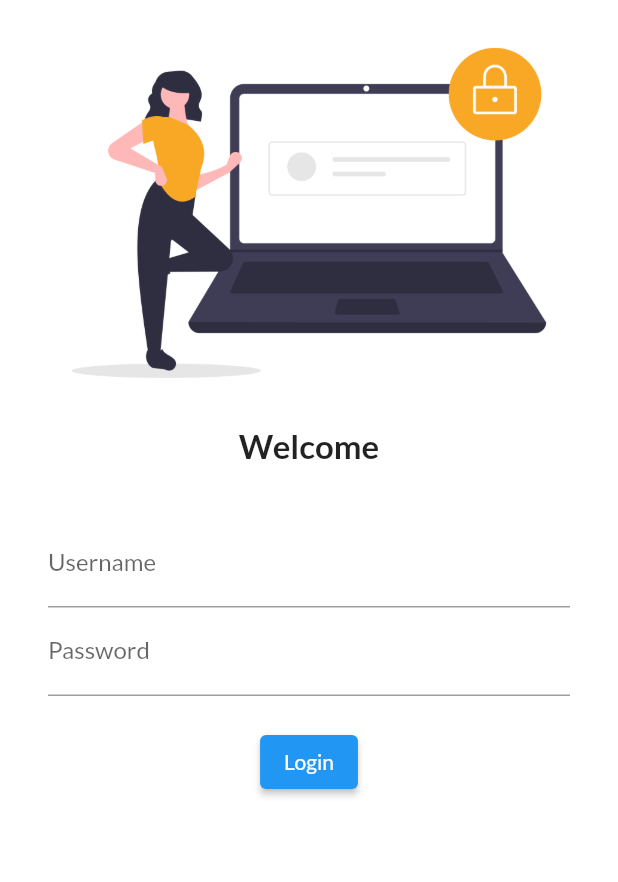
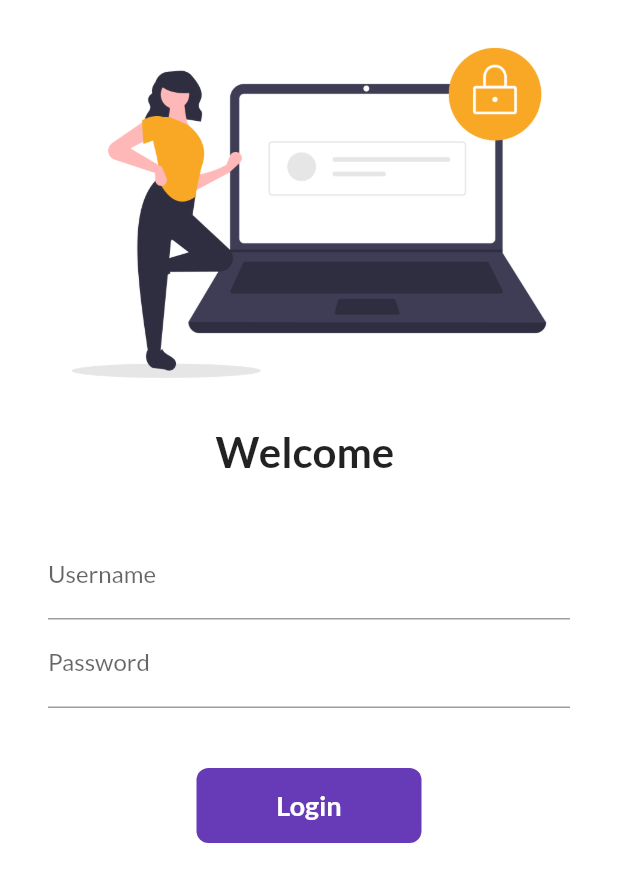
Before and after one commit to Tawsif05/flutter_catalog, a Flutter app: the screen it shows after launch, on a phone screen of 412 x 824 dp. Shown: the top 882 px of the screen. Run offline on Flutter 3.47's test engine with Material 2 defaults, Android fonts, the phone set to English and light mode, and no system bars; our stand-ins replace google_fonts.

Commit message:
day 6 completed

```diff
--- a/analysis_options.yaml
+++ b/analysis_options.yaml
@@ -22,6 +22,7 @@ linter:
   # `// ignore_for_file: name_of_lint` syntax on the line or in the file
   # producing the lint.
   rules:
+    prefer_const_constructors : false
     # avoid_print: false  # Uncomment to disable the `avoid_print` rule
     # prefer_single_quotes: true  # Uncomment to enable the `prefer_single_quotes` rule
 
--- a/lib/main.dart
+++ b/lib/main.dart
@@ -1,4 +1,5 @@
 import 'package:flutter/material.dart';
+import 'package:flutter_catalog/utils/routes.dart';
 
 import 'package:google_fonts/google_fonts.dart';
 import 'pages/home_page.dart';
@@ -14,7 +15,6 @@ class MyApp extends StatelessWidget {
   @override
   Widget build(BuildContext context) {
     return MaterialApp(
-
       theme: ThemeData(
         brightness: Brightness.light,
         fontFamily: GoogleFonts.lato().fontFamily,
@@ -32,11 +32,10 @@ class MyApp extends StatelessWidget {
       debugShowCheckedModeBanner: false,
       initialRoute: "/",
       routes: {
-        "/": (context)=> LoginPage(),
-        "/home": (context)=> HomePage(),
-        "/login": (context)=> LoginPage(),
+        "/": (context) => LoginPage(),
+        MyRoutes.homeRoute: (context) => HomePage(),
+        MyRoutes.loginRoute: (context) => LoginPage(),
       },
-
     );
   }
 }
--- a/lib/pages/login_page.dart
+++ b/lib/pages/login_page.dart
@@ -1,18 +1,27 @@
 import 'package:flutter/material.dart';
+import 'package:flutter_catalog/utils/routes.dart';
 
-class LoginPage extends StatelessWidget {
+class LoginPage extends StatefulWidget {
   const LoginPage({Key? key}) : super(key: key);
 
+  @override
+  State<LoginPage> createState() => _LoginPageState();
+}
+
+class _LoginPageState extends State<LoginPage> {
+  String name = "";
+  bool changeButton = false;
   @override
   Widget build(BuildContext context) {
     return Material(
       color: Colors.white,
+      child: SingleChildScrollView(
         child: Column(
           children: [
             Image.asset("assets/images/login.png", fit: BoxFit.cover),
             Text(
-            "Welcome",
-            style: TextStyle(fontSize: 22, fontWeight: FontWeight.bold),
+              "Welcome $name",
+              style: TextStyle(fontSize: 28, fontWeight: FontWeight.bold),
             ),
             SizedBox(
               height: 20,
@@ -24,6 +33,10 @@ class LoginPage extends StatelessWidget {
                   TextFormField(
                     decoration: InputDecoration(
                         hintText: "Enter Username", labelText: "Username"),
+                    onChanged: (value) {
+                      name = value;
+                      setState(() {});
+                    },
                   ),
                   TextFormField(
                     obscureText: true,
@@ -31,20 +44,55 @@ class LoginPage extends StatelessWidget {
                         hintText: "Enter Password", labelText: "Password"),
                   ),
                   SizedBox(
-                  height: 20,
+                    height: 40,
                   ),
-                ElevatedButton(
-                  onPressed: () {
-                    print("object");
+
+                  InkWell(
+                    onTap: () async {
+                      setState(() {
+                        changeButton = true;
+                      });
+                      await Future.delayed(Duration(seconds: 1));
+                      Navigator.pushNamed(context, MyRoutes.homeRoute);
                     },
-                  child: Text("Login"),
-                  style: TextButton.styleFrom(),
+                    child: AnimatedContainer(
+                      duration: Duration(seconds: 1),
+                      width: changeButton ? 50 : 150,
+                      height: 50,
+                      alignment: Alignment.center,
+                      child: changeButton
+                          ? Icon(
+                              Icons.done,
+                              color: Colors.white,
                             )
+                          : Text(
+                              "Login",
+                              style: TextStyle(
+                                  color: Colors.white,
+                                  fontWeight: FontWeight.bold,
+                                  fontSize: 18),
+                            ),
+                      decoration: BoxDecoration(
+                          color: Colors.deepPurple,
+                          // shape:
+                          //     changeButton ? BoxShape.circle : BoxShape.rectangle,
+                          borderRadius:
+                              BorderRadius.circular(changeButton ? 50 : 8)),
+                    ),
+                  ),
+                  // ElevatedButton(
+                  //   onPressed: () {
+                  //     Navigator.pushNamed(context, MyRoutes.homeRoute);
+                  //   },
+                  //   child: Text("Login"),
+                  //   style: TextButton.styleFrom(minimumSize: Size(150, 40)),
+                  // )
                 ],
               ),
             )
           ],
         ),
+      ),
     );
   }
 }
--- /dev/null
+++ b/lib/utils/routes.dart
@@ -0,0 +1,4 @@
+class MyRoutes {
+  static String loginRoute = "/login";
+  static String homeRoute = "/home";
+}
```
Lines whose indentation alone changed are shown as unchanged.
